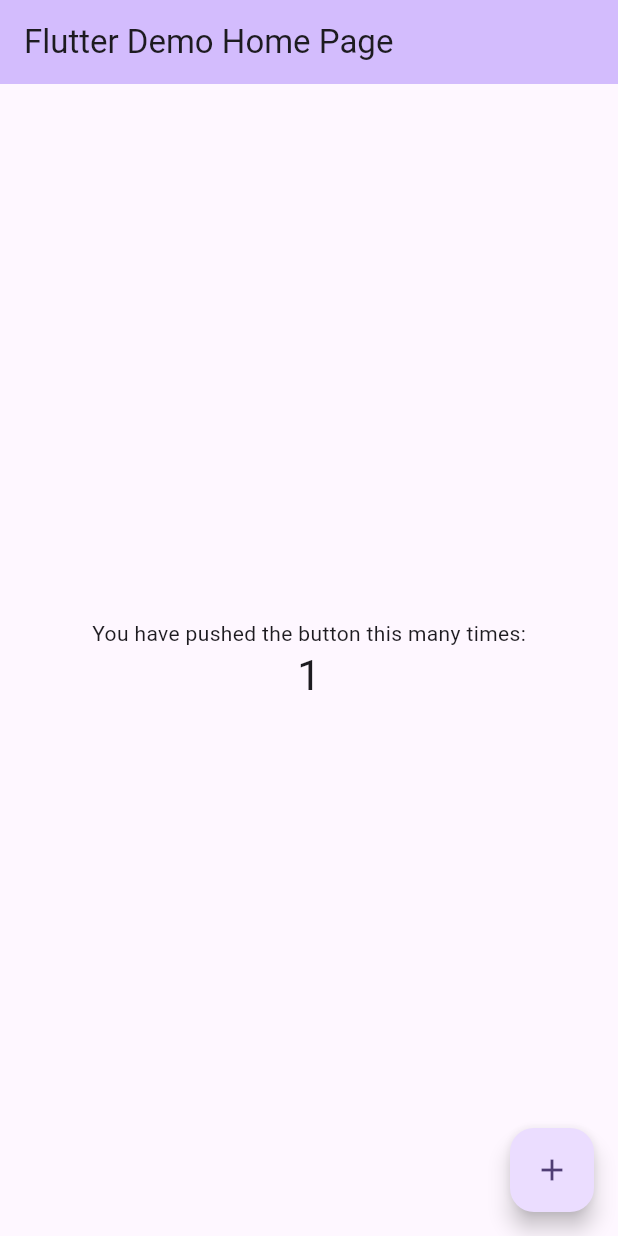
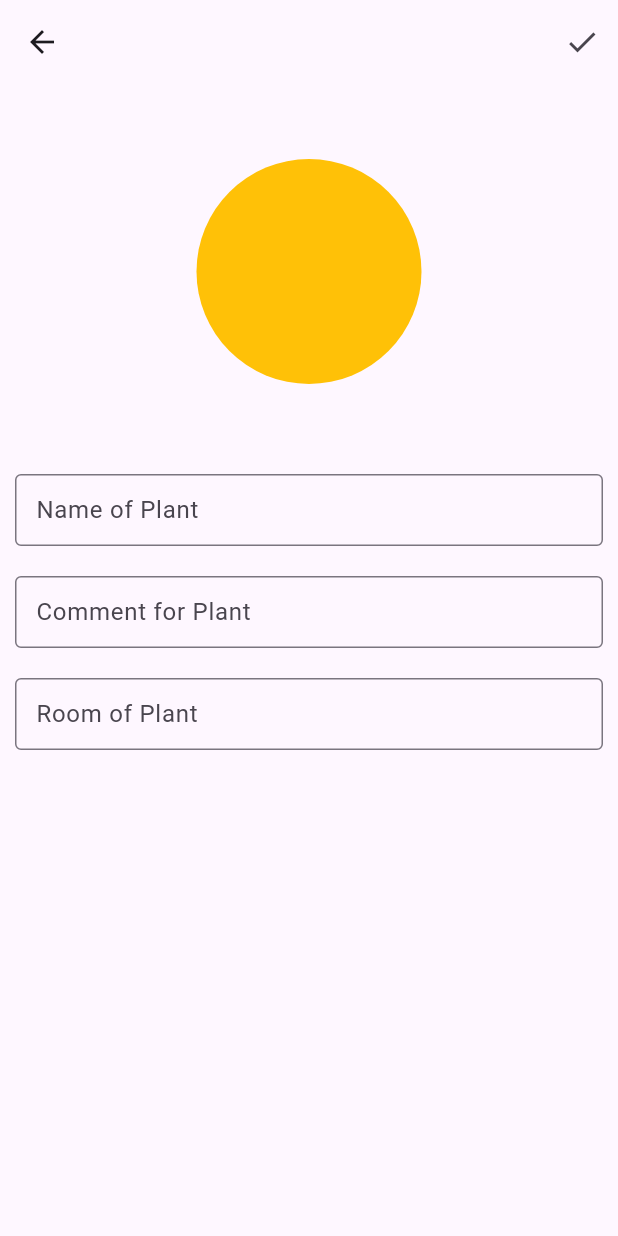
Before and after one commit to janthoXO/tsengarden, a Flutter app: the screen it shows after launch, after a tap on the "add" icon, on a phone screen of 412 x 824 dp. Run offline on Flutter 3.47's test engine with Material 3 defaults, Android fonts, the phone set to English and light mode, and no system bars; our stand-ins replace go_router.

Commit message:
init navigation, status view, collection view and addplant view

```diff
--- /dev/null
+++ b/lib/Collection/AddPlant/AddPlantView.dart
@@ -0,0 +1,95 @@
+import 'package:flutter/material.dart';
+
+class AddPlantView extends StatefulWidget {
+  const AddPlantView({super.key});
+
+  @override
+  State<AddPlantView> createState() => _AddPlantViewState();
+}
+
+class _AddPlantViewState extends State<AddPlantView> {
+  late TextEditingController nameInputController;
+  late TextEditingController commentInputController;
+  late TextEditingController roomInputController;
+
+  @override
+  void initState() {
+    super.initState();
+    nameInputController = TextEditingController();
+    commentInputController = TextEditingController();
+    roomInputController = TextEditingController();
+  }
+
+  @override
+  void dispose() {
+    nameInputController.dispose();
+    commentInputController.dispose();
+    roomInputController.dispose();
+    super.dispose();
+  }
+
+  @override
+  Widget build(BuildContext context) {
+    return Scaffold(
+        appBar: AppBar(
+          actions: [IconButton(onPressed: Done, icon: const Icon(Icons.done))],
+        ),
+        body: Column(children: [
+          //image of plant
+          Padding(
+              padding: const EdgeInsets.symmetric(vertical: 50),
+              child: Container(
+                  width: 150,
+                  height: 150,
+                  child: TextButton(
+                    onPressed: () {},
+                    style: TextButton.styleFrom(backgroundColor: Colors.amber),
+                    child: Container(),
+                  ))),
+
+          // name of plant
+          Padding(
+            padding: const EdgeInsets.all(10),
+            child: TextField(
+              controller: nameInputController,
+              onSubmitted: (s) {},
+              decoration: const InputDecoration(
+                  border: OutlineInputBorder(),
+                  contentPadding: EdgeInsets.all(10),
+                  labelText: "Name of Plant"),
+            ),
+          ),
+
+          // comment of plant
+          Padding(
+            padding: const EdgeInsets.all(10),
+            child: TextField(
+              controller: commentInputController,
+              onSubmitted: (s) {},
+              decoration: const InputDecoration(
+                  border: OutlineInputBorder(),
+                  contentPadding: EdgeInsets.all(10),
+                  labelText: "Comment for Plant"),
+            ),
+          ),
+
+          // room
+          // TODO make suggestion of existing rooms
+          Padding(
+            padding: const EdgeInsets.all(10),
+            child: TextField(
+              controller: roomInputController,
+              onSubmitted: (s) {},
+              decoration: const InputDecoration(
+                  border: OutlineInputBorder(),
+                  contentPadding: EdgeInsets.all(10),
+                  labelText: "Room of Plant"),
+            ),
+          ),
+        ]));
+  }
+
+  void Done() {
+    Navigator.pop(context);
+  }
+}
--- /dev/null
+++ b/lib/Status/NeedWaterElement.dart
@@ -0,0 +1,30 @@
+import 'package:tsengarden/models/ownedPlant.dart';
+import 'package:flutter/material.dart';
+
+class NeedWaterElement extends StatefulWidget {
+  final OwnedPlant ownedPlant;
+
+  const NeedWaterElement({super.key, required this.ownedPlant});
+
+  @override
+  State<NeedWaterElement> createState() => _NeedWaterElementState();
+}
+
+class _NeedWaterElementState extends State<NeedWaterElement> {
+  @override
+  Widget build(BuildContext context) {
+    return Container(
+      padding: const EdgeInsets.all(10),
+      decoration: const BoxDecoration(
+        color: Colors.amber,
+        borderRadius: BorderRadius.all(Radius.circular(10)),
+      ),
+      child: Row(children: [
+        Text(widget.ownedPlant.name),
+        const Spacer(),
+        Text(widget.ownedPlant.lastWatered.toIso8601String()),
+        IconButton(onPressed: () {}, icon: const Icon(Icons.water_drop)),
+      ]),
+    );
+  }
+}
--- /dev/null
+++ b/lib/Status/statusView.dart
@@ -0,0 +1,55 @@
+import 'package:flutter/material.dart';
+import 'package:tsengarden/Collection/AddPlant/AddPlantView.dart';
+import 'package:tsengarden/Status/NeedWaterElement.dart';
+import 'package:tsengarden/models/ownedPlant.dart';
+
+class StatusView extends StatefulWidget {
+  const StatusView({super.key});
+
+  @override
+  State<StatusView> createState() => _StatusViewState();
+}
+
+class _StatusViewState extends State<StatusView> {
+  final WaterButton = Expanded(
+      child: Column(mainAxisAlignment: MainAxisAlignment.center,
+          children: [
+    IconButton.filled(
+        onPressed: () {},
+        iconSize: 50,
+        padding: const EdgeInsets.all(10),
+        icon: const Icon(Icons.water_drop),
+        style: IconButton.styleFrom(backgroundColor: Colors.lightBlue)),
+    const Text("Driest Plant"),
+            const Text("Overdue xxx days"),
+  ]));
+
+  final WaterList = Expanded(
+      child: ListView.builder(
+          padding: const EdgeInsets.all(10),
+          itemCount: 1,
+          itemBuilder: (BuildContext ctx, int index) {
+            return NeedWaterElement(ownedPlant: OwnedPlant("filler"));
+          }));
+
+  @override
+  Widget build(BuildContext context) {
+    return Scaffold(
+        appBar: AppBar(
+          actions: [
+            IconButton(onPressed: callAddPlant, icon: const Icon(Icons.add)),
+          ],
+        ),
+        body: Column(
+          children: [
+            WaterButton,
+            WaterList,
+          ],
+        ));
+  }
+
+  void callAddPlant() {
+    Navigator.push(
+        context, MaterialPageRoute(builder: (context) => const AddPlantView()));
+  }
+}
--- a/lib/main.dart
+++ b/lib/main.dart
@@ -1,125 +1,31 @@
 import 'package:flutter/material.dart';
+import 'package:tsengarden/navBar.dart';
+import 'package:tsengarden/router.dart';
 
 void main() {
   runApp(const MyApp());
 }
 
-class MyApp extends StatelessWidget {
+class MyApp extends StatefulWidget {
   const MyApp({super.key});
+
+  @override
+  State<MyApp> createState() => _MyAppState();
+}
+
+class _MyAppState extends State<MyApp> {
 
   // This widget is the root of your application.
   @override
   Widget build(BuildContext context) {
     return MaterialApp(
       title: 'Flutter Demo',
+      debugShowCheckedModeBanner: false,
       theme: ThemeData(
-        // This is the theme of your application.
-        //
-        // TRY THIS: Try running your application with "flutter run". You'll see
-        // the application has a purple toolbar. Then, without quitting the app,
-        // try changing the seedColor in the colorScheme below to Colors.green
-        // and then invoke "hot reload" (save your changes or press the "hot
-        // reload" button in a Flutter-supported IDE, or press "r" if you used
-        // the command line to start the app).
-        //
-        // Notice that the counter didn't reset back to zero; the application
-        // state is not lost during the reload. To reset the state, use hot
-        // restart instead.
-        //
-        // This works for code too, not just values: Most code changes can be
-        // tested with just a hot reload.
         colorScheme: ColorScheme.fromSeed(seedColor: Colors.deepPurple),
         useMaterial3: true,
       ),
-      home: const MyHomePage(title: 'Flutter Demo Home Page'),
+      home: const NavBar(),
     );
   }
 }
-
-class MyHomePage extends StatefulWidget {
-  const MyHomePage({super.key, required this.title});
-
-  // This widget is the home page of your application. It is stateful, meaning
-  // that it has a State object (defined below) that contains fields that affect
-  // how it looks.
-
-  // This class is the configuration for the state. It holds the values (in this
-  // case the title) provided by the parent (in this case the App widget) and
-  // used by the build method of the State. Fields in a Widget subclass are
-  // always marked "final".
-
-  final String title;
-
-  @override
-  State<MyHomePage> createState() => _MyHomePageState();
-}
-
-class _MyHomePageState extends State<MyHomePage> {
-  int _counter = 0;
-
-  void _incrementCounter() {
-    setState(() {
-      // This call to setState tells the Flutter framework that something has
-      // changed in this State, which causes it to rerun the build method below
-      // so that the display can reflect the updated values. If we changed
-      // _counter without calling setState(), then the build method would not be
-      // called again, and so nothing would appear to happen.
-      _counter++;
-    });
-  }
-
-  @override
-  Widget build(BuildContext context) {
-    // This method is rerun every time setState is called, for instance as done
-    // by the _incrementCounter method above.
-    //
-    // The Flutter framework has been optimized to make rerunning build methods
-    // fast, so that you can just rebuild anything that needs updating rather
-    // than having to individually change instances of widgets.
-    return Scaffold(
-      appBar: AppBar(
-        // TRY THIS: Try changing the color here to a specific color (to
-        // Colors.amber, perhaps?) and trigger a hot reload to see the AppBar
-        // change color while the other colors stay the same.
-        backgroundColor: Theme.of(context).colorScheme.inversePrimary,
-        // Here we take the value from the MyHomePage object that was created by
-        // the App.build method, and use it to set our appbar title.
-        title: Text(widget.title),
-      ),
-      body: Center(
-        // Center is a layout widget. It takes a single child and positions it
-        // in the middle of the parent.
-        child: Column(
-          // Column is also a layout widget. It takes a list of children and
-          // arranges them vertically. By default, it sizes itself to fit its
-          // children horizontally, and tries to be as tall as its parent.
-          //
-          // Column has various properties to control how it sizes itself and
-          // how it positions its children. Here we use mainAxisAlignment to
-          // center the children vertically; the main axis here is the vertical
-          // axis because Columns are vertical (the cross axis would be
-          // horizontal).
-          //
-          // TRY THIS: Invoke "debug painting" (choose the "Toggle Debug Paint"
-          // action in the IDE, or press "p" in the console), to see the
-          // wireframe for each widget.
-          mainAxisAlignment: MainAxisAlignment.center,
-          children: <Widget>[
-            const Text(
-              'You have pushed the button this many times:',
-            ),
-            Text(
-              '$_counter',
-              style: Theme.of(context).textTheme.headlineMedium,
-            ),
-          ],
-        ),
-      ),
-      floatingActionButton: FloatingActionButton(
-        onPressed: _incrementCounter,
-        tooltip: 'Increment',
-        child: const Icon(Icons.add),
-      ), // This trailing comma makes auto-formatting nicer for build methods.
-    );
-  }
-}
--- /dev/null
+++ b/lib/models/ownedPlant.dart
@@ -0,0 +1,14 @@
+import 'package:tsengarden/models/plant.dart';
+
+class OwnedPlant{
+  String name;
+  String? room;
+  String? comment;
+  DateTime lastWatered;
+  Plant plant;
+
+  OwnedPlant(this.name):
+    lastWatered = DateTime.now(),
+    plant = Plant(name: name);
+
+}
--- /dev/null
+++ b/lib/models/plant.dart
@@ -0,0 +1,6 @@
+class Plant{
+  String name;
+
+  Plant({required this.name});
+
+}
--- /dev/null
+++ b/lib/navBar.dart
@@ -0,0 +1,47 @@
+import 'package:flutter/material.dart';
+
+import 'Collection/collectionView.dart';
+import 'Status/statusView.dart';
+
+class NavBar extends StatefulWidget {
+  const NavBar({super.key});
+
+  @override
+  State<NavBar> createState() => _NavBarState();
+}
+
+class _NavBarState extends State<NavBar> {
+  int _selectedIndex = 0;
+
+  final List<Widget> _tabs = [
+    const StatusView(),
+    const CollectionView(),
+  ];
+
+  @override
+  Widget build(BuildContext context) {
+    return Scaffold(
+      body: _tabs.elementAt(_selectedIndex),
+      bottomNavigationBar: BottomNavigationBar(
+        items: const [
+          BottomNavigationBarItem(
+            icon: Icon(Icons.water_drop),
+            label: "Plant Status",
+          ),
+          BottomNavigationBarItem(
+            icon: Icon(Icons.co2),
+            label: "All Plants",
+          ),
+        ],
+        currentIndex: _selectedIndex,
+        onTap: _onItemTapped,
+      ),
+    );();
+  }
+
+  void _onItemTapped(int index){
+    setState(() {
+      _selectedIndex = index;
+    });
+  }
+}
--- a/pubspec.yaml
+++ b/pubspec.yaml
@@ -35,6 +35,7 @@ dependencies:
   # The following adds the Cupertino Icons font to your application.
   # Use with the CupertinoIcons class for iOS style icons.
   cupertino_icons: ^1.0.2
+  go_router: ^13.0.0
 
 dev_dependencies:
   flutter_test:
```
Also changed, not shown: data.dart (added, +10 -0 lines), lib/Collection/collectionView.dart (added, +23 -0 lines), lib/router.dart (added, +17 -0 lines), pubspec.lock.
